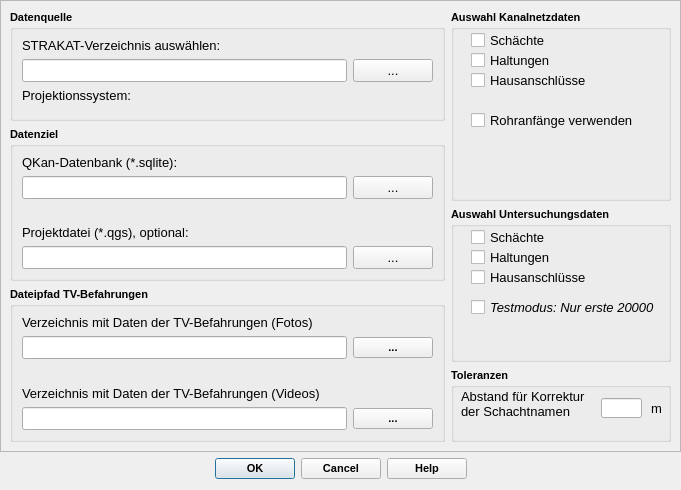
This is qkan/strakatporter/res/strakat_import_dialog_base.ui in SonkeHoffmann/QKan-1 as Qt 5 draws it before an edit. The edited form follows.
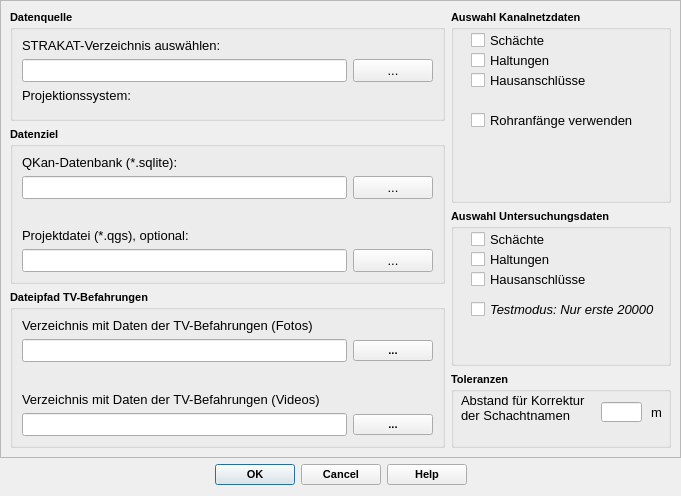
This is the edited form. Icons and pictures are not drawn. Custom widgets are drawn as their Qt base class.

Diff of the .ui file:
```diff
--- a/qkan/strakatporter/res/strakat_import_dialog_base.ui
+++ b/qkan/strakatporter/res/strakat_import_dialog_base.ui
@@ -7,19 +7,19 @@
     <x>0</x>
     <y>0</y>
     <width>681</width>
-    <height>490</height>
+    <height>496</height>
    </rect>
   </property>
   <property name="minimumSize">
    <size>
-    <width>250</width>
+    <width>280</width>
     <height>150</height>
    </size>
   </property>
   <property name="maximumSize">
    <size>
     <width>16777215</width>
-    <height>490</height>
+    <height>520</height>
    </size>
   </property>
   <property name="font">
@@ -55,7 +55,7 @@
         <x>0</x>
         <y>0</y>
         <width>679</width>
-        <height>450</height>
+        <height>456</height>
        </rect>
       </property>
       <layout class="QGridLayout" name="gridLayout">
```
Left out of the diff: 4 changed lines with no effect on the pictures.
